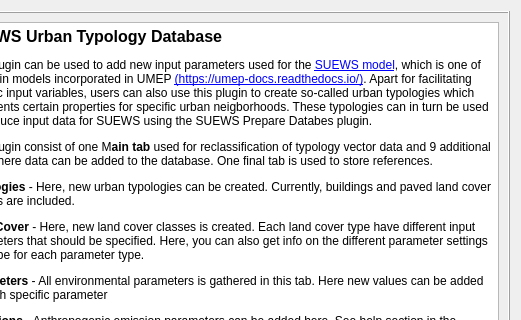
Qt form tabs/reclassifier_tab.ui (gusbacos/suews_database_manager) before a commit; both pictures show x 633 to 1154 and y 0 to 320 of the 1154 by 713 pixel window.
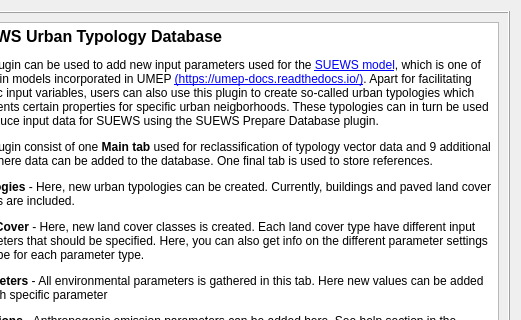
The same form after that commit. Custom widgets are drawn as their Qt base class.

```diff
--- a/tabs/reclassifier_tab.ui
+++ b/tabs/reclassifier_tab.ui
@@ -860,10 +860,10 @@
          <string>&lt;!DOCTYPE HTML PUBLIC &quot;-//W3C//DTD HTML 4.0//EN&quot; &quot;http://www.w3.org/TR/REC-html40/strict.dtd&quot;&gt;
 &lt;html&gt;&lt;head&gt;&lt;meta name=&quot;qrichtext&quot; content=&quot;1&quot; /&gt;&lt;style type=&quot;text/css&quot;&gt;
 p, li { white-space: pre-wrap; }
-&lt;/style&gt;&lt;/head&gt;&lt;body style=&quot; font-family:'MS Shell Dlg 2'; font-size:12pt; font-weight:400; font-style:normal;&quot;&gt;
-&lt;p style=&quot; margin-top:0px; margin-bottom:0px; margin-left:0px; margin-right:0px; -qt-block-indent:0; text-indent:0px;&quot;&gt;&lt;span style=&quot; font-weight:600;&quot;&gt;SUEWS Urban Typology Database&lt;/span&gt;&lt;/p&gt;
-&lt;p style=&quot; margin-top:12px; margin-bottom:12px; margin-left:0px; margin-right:0px; -qt-block-indent:0; text-indent:0px;&quot;&gt;&lt;span style=&quot; font-size:9pt;&quot;&gt;This plugin can be used to add new input parameters used for the &lt;/span&gt;&lt;a href=&quot;https://suews.readthedocs.io/en/latest/&quot;&gt;&lt;span style=&quot; font-size:9pt; text-decoration: underline; color:#0000ff;&quot;&gt;SUEWS model&lt;/span&gt;&lt;/a&gt;&lt;span style=&quot; font-size:9pt;&quot;&gt;, which is one of the main models incorporated in UMEP &lt;/span&gt;&lt;a href=&quot;https://umep-docs.readthedocs.io/en/latest/&quot;&gt;&lt;span style=&quot; font-size:9pt; text-decoration: underline; color:#0000ff;&quot;&gt;(https://umep-docs.readthedocs.io/)&lt;/span&gt;&lt;/a&gt;&lt;span style=&quot; font-size:9pt;&quot;&gt;. Apart for facilitating specific input variables, users can also use this plugin to create so-called urban typologies which represents certain properties for specific urban neigborhoods. These typologies can in turn be used to produce input data for SUEWS using the SUEWS Prepare Databes plugin.&lt;/span&gt;&lt;/p&gt;
-&lt;p style=&quot; margin-top:12px; margin-bottom:12px; margin-left:0px; margin-right:0px; -qt-block-indent:0; text-indent:0px;&quot;&gt;&lt;span style=&quot; font-size:9pt;&quot;&gt;This plugin consist of one M&lt;/span&gt;&lt;span style=&quot; font-size:9pt; font-weight:600;&quot;&gt;ain tab&lt;/span&gt;&lt;span style=&quot; font-size:9pt;&quot;&gt; used for reclassification of typology vector data and 9 additional tabs where data can be added to the database. One final tab is used to store references.&lt;/span&gt;&lt;/p&gt;
+&lt;/style&gt;&lt;/head&gt;&lt;body style=&quot; font-family:'MS Shell Dlg 2'; font-size:8.25pt; font-weight:400; font-style:normal;&quot;&gt;
+&lt;p style=&quot; margin-top:0px; margin-bottom:0px; margin-left:0px; margin-right:0px; -qt-block-indent:0; text-indent:0px;&quot;&gt;&lt;span style=&quot; font-size:12pt; font-weight:600;&quot;&gt;SUEWS Urban Typology Database&lt;/span&gt;&lt;/p&gt;
+&lt;p style=&quot; margin-top:12px; margin-bottom:12px; margin-left:0px; margin-right:0px; -qt-block-indent:0; text-indent:0px;&quot;&gt;&lt;span style=&quot; font-size:9pt;&quot;&gt;This plugin can be used to add new input parameters used for the &lt;/span&gt;&lt;a href=&quot;https://suews.readthedocs.io/en/latest/&quot;&gt;&lt;span style=&quot; font-size:9pt; text-decoration: underline; color:#0000ff;&quot;&gt;SUEWS model&lt;/span&gt;&lt;/a&gt;&lt;span style=&quot; font-size:9pt;&quot;&gt;, which is one of the main models incorporated in UMEP &lt;/span&gt;&lt;a href=&quot;https://umep-docs.readthedocs.io/en/latest/&quot;&gt;&lt;span style=&quot; font-size:9pt; text-decoration: underline; color:#0000ff;&quot;&gt;(https://umep-docs.readthedocs.io/)&lt;/span&gt;&lt;/a&gt;&lt;span style=&quot; font-size:9pt;&quot;&gt;. Apart for facilitating specific input variables, users can also use this plugin to create so-called urban typologies which represents certain properties for specific urban neigborhoods. These typologies can in turn be used to produce input data for SUEWS using the SUEWS Prepare Database plugin.&lt;/span&gt;&lt;/p&gt;
+&lt;p style=&quot; margin-top:12px; margin-bottom:12px; margin-left:0px; margin-right:0px; -qt-block-indent:0; text-indent:0px;&quot;&gt;&lt;span style=&quot; font-size:9pt;&quot;&gt;This plugin consist of one &lt;/span&gt;&lt;span style=&quot; font-size:9pt; font-weight:600;&quot;&gt;Main tab&lt;/span&gt;&lt;span style=&quot; font-size:9pt;&quot;&gt; used for reclassification of typology vector data and 9 additional tabs where data can be added to the database. One final tab is used to store references.&lt;/span&gt;&lt;/p&gt;
 &lt;p style=&quot; margin-top:12px; margin-bottom:12px; margin-left:0px; margin-right:0px; -qt-block-indent:0; text-indent:0px;&quot;&gt;&lt;span style=&quot; font-size:9pt; font-weight:600;&quot;&gt;Typologies&lt;/span&gt;&lt;span style=&quot; font-size:9pt;&quot;&gt; - Here, new urban typologies can be created. Currently, buildings and paved land cover classes are included.&lt;/span&gt;&lt;/p&gt;
 &lt;p style=&quot; margin-top:12px; margin-bottom:12px; margin-left:0px; margin-right:0px; -qt-block-indent:0; text-indent:0px;&quot;&gt;&lt;span style=&quot; font-size:9pt; font-weight:600;&quot;&gt;Land Cover&lt;/span&gt;&lt;span style=&quot; font-size:9pt;&quot;&gt; - Here, new land cover classes is created. Each land cover type have different input parameters that should be specified. Here, you can also get info on the different parameter settings availalbe for each parameter type.&lt;/span&gt;&lt;/p&gt;
 &lt;p style=&quot; margin-top:12px; margin-bottom:12px; margin-left:0px; margin-right:0px; -qt-block-indent:0; text-indent:0px;&quot;&gt;&lt;span style=&quot; font-size:9pt; font-weight:600;&quot;&gt;Parameters&lt;/span&gt;&lt;span style=&quot; font-size:9pt;&quot;&gt; - All environmental parameters is gathered in this tab. Here new values can be added for each specific parameter&lt;/span&gt;&lt;/p&gt;
```
Left out of the diff: 2 changed lines with no effect on the pictures.
